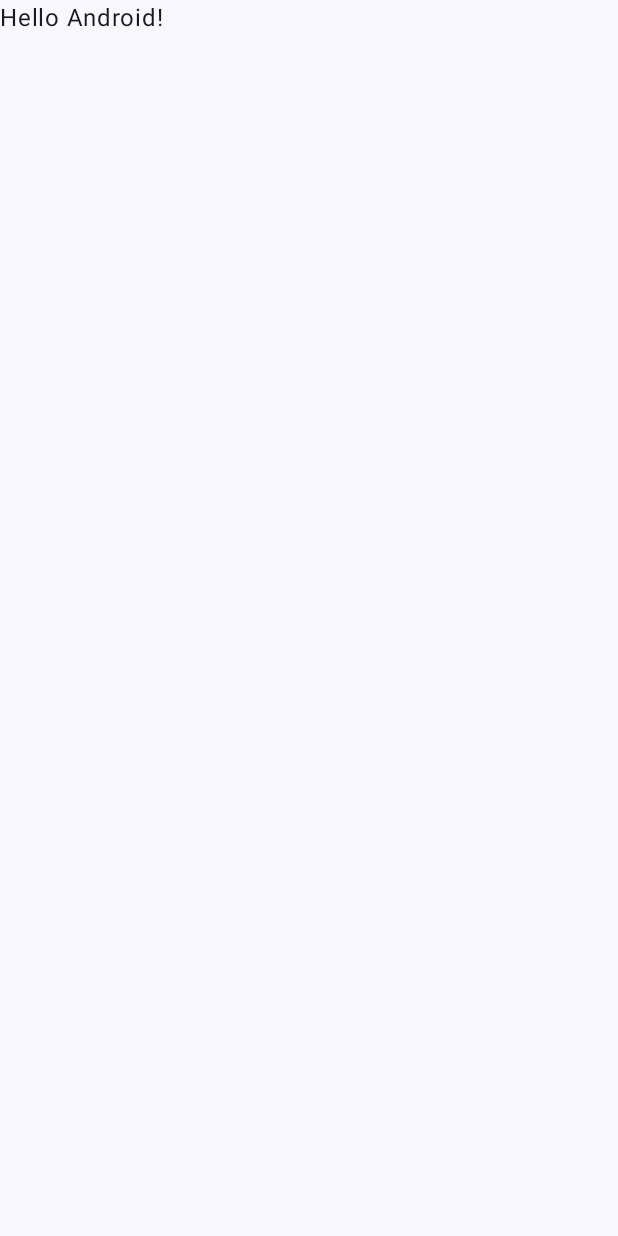
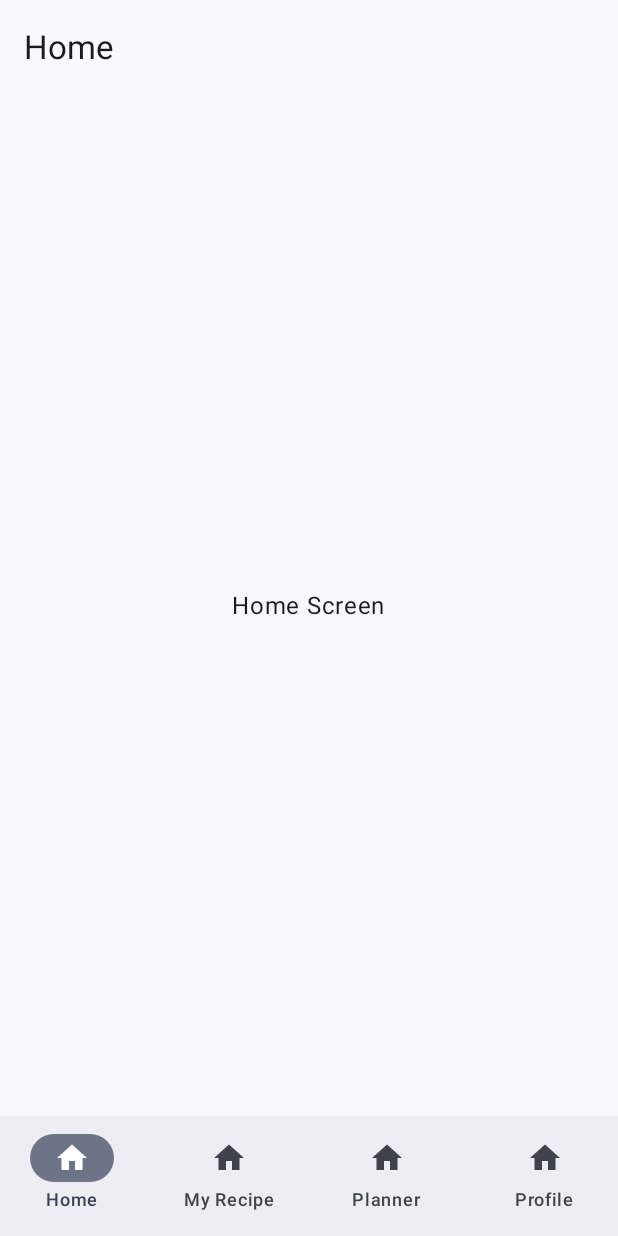
Before and after one commit to wesleyaldrich/pancook, an Android app built with Jetpack Compose: the screen it shows after launch (MainActivity), on a phone screen of 412 x 824 dp. Before the commit the screen is almost empty. Run offline under Robolectric (Android 15) with nearby library versions, the phone set to English and light mode, and no system bars.

Commit message:
feat(structure): starting very basic navigation UI
important: installing API 34 on the emulator is necessary here to run the code.

```diff
--- a/app/build.gradle.kts
+++ b/app/build.gradle.kts
@@ -67,4 +67,6 @@ dependencies {
     debugImplementation(libs.androidx.ui.tooling)
     debugImplementation(libs.androidx.ui.test.manifest)
 
+    implementation(libs.androidx.navigation.compose)
+
 }
--- a/app/src/main/java/com/wesleyaldrich/pancook/MainActivity.kt
+++ b/app/src/main/java/com/wesleyaldrich/pancook/MainActivity.kt
@@ -4,13 +4,11 @@ import android.os.Bundle
 import androidx.activity.ComponentActivity
 import androidx.activity.compose.setContent
 import androidx.activity.enableEdgeToEdge
-import androidx.compose.foundation.layout.fillMaxSize
-import androidx.compose.foundation.layout.padding
-import androidx.compose.material3.Scaffold
 import androidx.compose.material3.Text
 import androidx.compose.runtime.Composable
 import androidx.compose.ui.Modifier
 import androidx.compose.ui.tooling.preview.Preview
+import com.wesleyaldrich.pancook.ui.MainScreen
 import com.wesleyaldrich.pancook.ui.theme.PancookTheme
 
 class MainActivity : ComponentActivity() {
@@ -19,29 +17,16 @@ class MainActivity : ComponentActivity() {
         enableEdgeToEdge()
         setContent {
             PancookTheme {
-                Scaffold(modifier = Modifier.fillMaxSize()) { innerPadding ->
-                    Greeting(
-                        name = "Android",
-                        modifier = Modifier.padding(innerPadding)
-                    )
-                }
+                MainScreen()
             }
         }
     }
 }
 
-@Composable
-fun Greeting(name: String, modifier: Modifier = Modifier) {
-    Text(
-        text = "Hello $name!",
-        modifier = modifier
-    )
-}
-
 @Preview(showBackground = true, showSystemUi = true)
 @Composable
-fun GreetingPreview() {
+fun Preview() {
     PancookTheme {
-        Greeting("Android")
+        MainScreen()
     }
 }
--- /dev/null
+++ b/app/src/main/java/com/wesleyaldrich/pancook/ui/MainScreen.kt
@@ -0,0 +1,60 @@
+package com.wesleyaldrich.pancook.ui
+
+import androidx.compose.foundation.layout.padding
+import androidx.compose.material.icons.Icons
+import androidx.compose.material.icons.filled.Home
+import androidx.compose.material3.ExperimentalMaterial3Api
+import androidx.compose.material3.Icon
+import androidx.compose.material3.NavigationBar
+import androidx.compose.material3.NavigationBarItem
+import androidx.compose.material3.Scaffold
+import androidx.compose.material3.Text
+import androidx.compose.material3.TopAppBar
+import androidx.compose.runtime.Composable
+import androidx.compose.runtime.getValue
+import androidx.compose.ui.Modifier
+import androidx.navigation.compose.currentBackStackEntryAsState
+import androidx.navigation.compose.rememberNavController
+import com.wesleyaldrich.pancook.ui.navigation.NavigationGraph
+import com.wesleyaldrich.pancook.ui.navigation.Screen
+
+@OptIn(ExperimentalMaterial3Api::class)
+@Composable
+fun MainScreen() {
+    val navController = rememberNavController()
+    val currentBackStack by navController.currentBackStackEntryAsState()
+    val currentRoute = currentBackStack?.destination?.route
+
+    val screens = listOf(Screen.Home, Screen.MyRecipe, Screen.Planner, Screen.Profile)
+
+    Scaffold(
+        topBar = {
+            val currentScreen = screens.find { it.route == currentRoute }
+            TopAppBar(title = { Text(currentScreen?.title ?: "") })
+        },
+        bottomBar = {
+            NavigationBar {
+                screens.forEach { screen ->
+                    NavigationBarItem(
+                        selected = currentRoute == screen.route,
+                        onClick = {
+                            if (currentRoute != screen.route) {
+                                navController.navigate(screen.route) {
+                                    popUpTo(navController.graph.startDestinationId) {
+                                        saveState = true
+                                    }
+                                    launchSingleTop = true
+                                    restoreState = true
+                                }
+                            }
+                        },
+                        icon = { Icon(Icons.Default.Home, contentDescription = screen.title) },
+                        label = { Text(screen.title) }
+                    )
+                }
+            }
+        }
+    ) { paddingValues ->
+        NavigationGraph(navController, modifier = Modifier.padding(paddingValues))
+    }
+}
--- /dev/null
+++ b/app/src/main/java/com/wesleyaldrich/pancook/ui/navigation/NavigationGraph.kt
@@ -0,0 +1,26 @@
+package com.wesleyaldrich.pancook.ui.navigation
+
+import androidx.compose.runtime.Composable
+import androidx.compose.ui.Modifier
+import androidx.navigation.NavController
+import androidx.navigation.NavHostController
+import androidx.navigation.compose.NavHost
+import androidx.navigation.compose.composable
+import com.wesleyaldrich.pancook.ui.screens.HomeScreen
+import com.wesleyaldrich.pancook.ui.screens.MyRecipeScreen
+import com.wesleyaldrich.pancook.ui.screens.PlannerScreen
+import com.wesleyaldrich.pancook.ui.screens.ProfileScreen
+
+@Composable
+fun NavigationGraph(navController: NavHostController, modifier: Modifier = Modifier) {
+    NavHost(
+        navController = navController,
+        startDestination = Screen.Home.route,
+        modifier = modifier
+    ) {
+        composable(Screen.Home.route) { HomeScreen() }
+        composable(Screen.MyRecipe.route) { MyRecipeScreen() }
+        composable(Screen.Planner.route) { PlannerScreen() }
+        composable(Screen.Profile.route) { ProfileScreen() }
+    }
+}
--- /dev/null
+++ b/app/src/main/java/com/wesleyaldrich/pancook/ui/navigation/Screen.kt
@@ -0,0 +1,8 @@
+package com.wesleyaldrich.pancook.ui.navigation
+
+sealed class Screen(val route: String, val title: String) {
+    object Home : Screen("home", "Home")
+    object MyRecipe : Screen("my_recipe", "My Recipe")
+    object Planner : Screen("planner", "Planner")
+    object Profile : Screen("profile", "Profile")
+}
--- /dev/null
+++ b/app/src/main/java/com/wesleyaldrich/pancook/ui/screens/HomeScreen.kt
@@ -0,0 +1,15 @@
+package com.wesleyaldrich.pancook.ui.screens
+
+import androidx.compose.foundation.layout.Box
+import androidx.compose.foundation.layout.fillMaxSize
+import androidx.compose.material3.Text
+import androidx.compose.runtime.Composable
+import androidx.compose.ui.Alignment
+import androidx.compose.ui.Modifier
+
+@Composable
+fun HomeScreen() {
+    Box(modifier = Modifier.fillMaxSize(), contentAlignment = Alignment.Center) {
+        Text("Home Screen")
+    }
+}
--- a/gradle/libs.versions.toml
+++ b/gradle/libs.versions.toml
@@ -1,6 +1,7 @@
 [versions]
 agp = "8.4.1"
 kotlin = "1.9.0"
+navigation-compose = "2.6.0"
 
 # Downgraded versions compatible with AGP 8.4.1 and compileSdk 34
 coreKtx = "1.12.0"
@@ -13,6 +14,7 @@ composeBom = "2023.08.00" # Still fine; this version targets Compose 1.5.x
 
 [libraries]
 androidx-core-ktx = { group = "androidx.core", name = "core-ktx", version.ref = "coreKtx" }
+androidx-navigation-compose = { group = "androidx.navigation", name = "navigation-compose", version.ref = "navigation-compose" }
 junit = { group = "junit", name = "junit", version.ref = "junit" }
 androidx-junit = { group = "androidx.test.ext", name = "junit", version.ref = "junitVersion" }
 androidx-espresso-core = { group = "androidx.test.espresso", name = "espresso-core", version.ref = "espressoCore" }
```
Also changed, not shown: app/src/main/java/com/wesleyaldrich/pancook/ui/screens/MyRecipeScreen.kt (added, +15 -0 lines), app/src/main/java/com/wesleyaldrich/pancook/ui/screens/PlannerScreen.kt (added, +15 -0 lines), app/src/main/java/com/wesleyaldrich/pancook/ui/screens/ProfileScreen.kt (added, +15 -0 lines).
